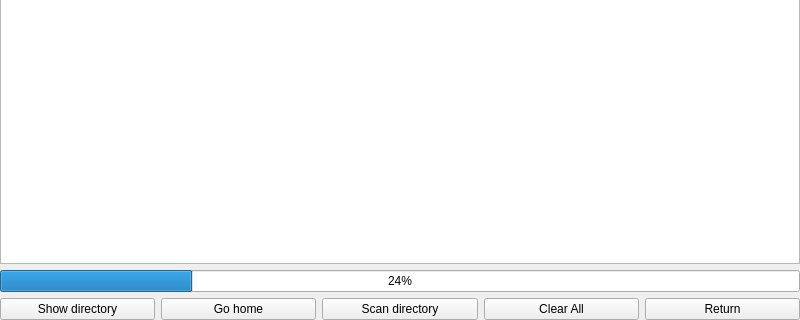
This is src/mainwindow.ui in CaelmBleidd/find_duplicates as Qt 5 draws it before an edit; both pictures show x 0 to 800 and y 333 to 653 of the 800 by 653 pixel window. The edited form follows.
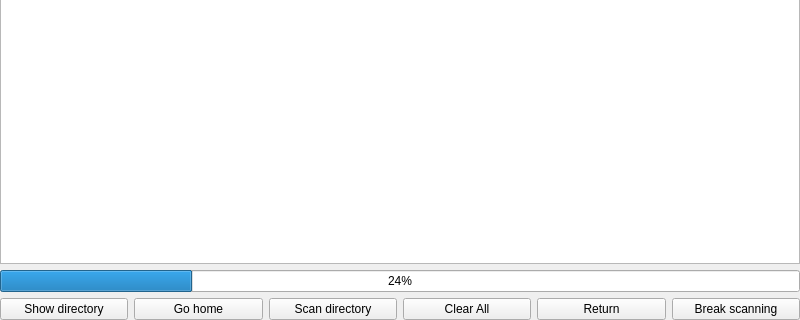
This is the edited form.

```diff
--- a/src/mainwindow.ui
+++ b/src/mainwindow.ui
@@ -131,6 +131,13 @@
         </property>
        </widget>
       </item>
+      <item>
+       <widget class="QPushButton" name="actionCancel">
+        <property name="text">
+         <string>Break scanning</string>
+        </property>
+       </widget>
+      </item>
      </layout>
     </item>
     <item row="0" column="0">
```
